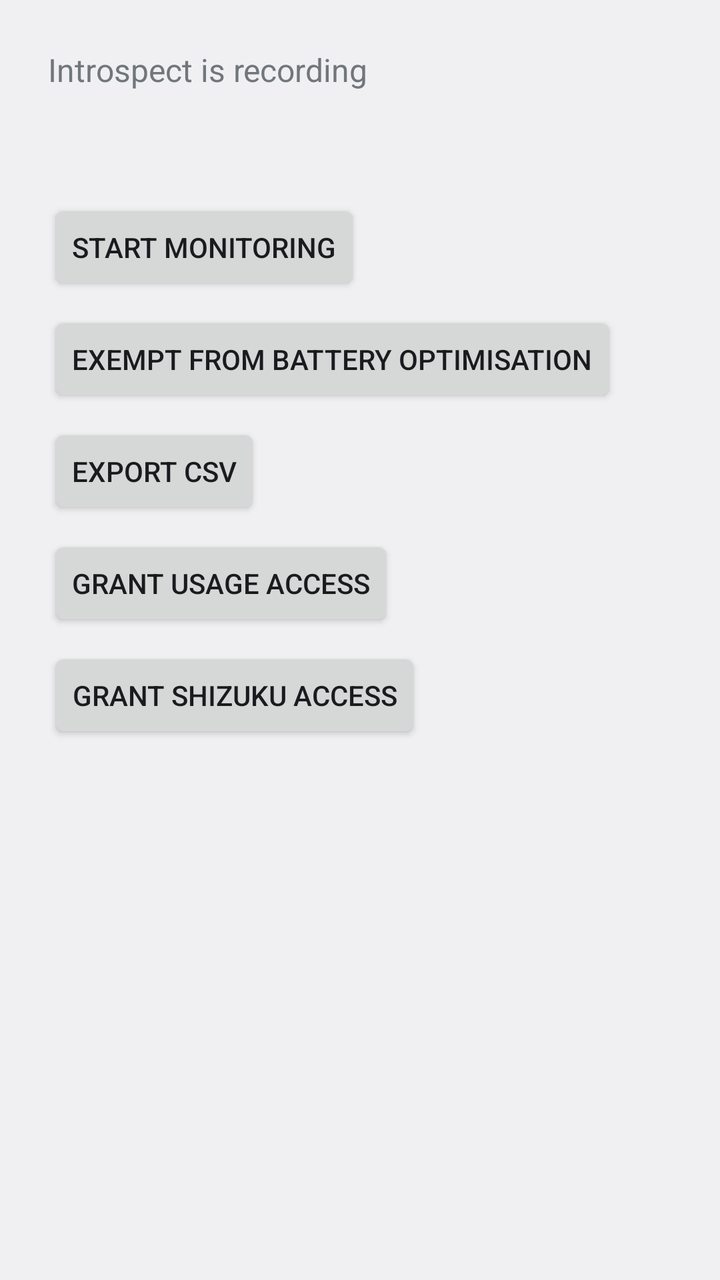
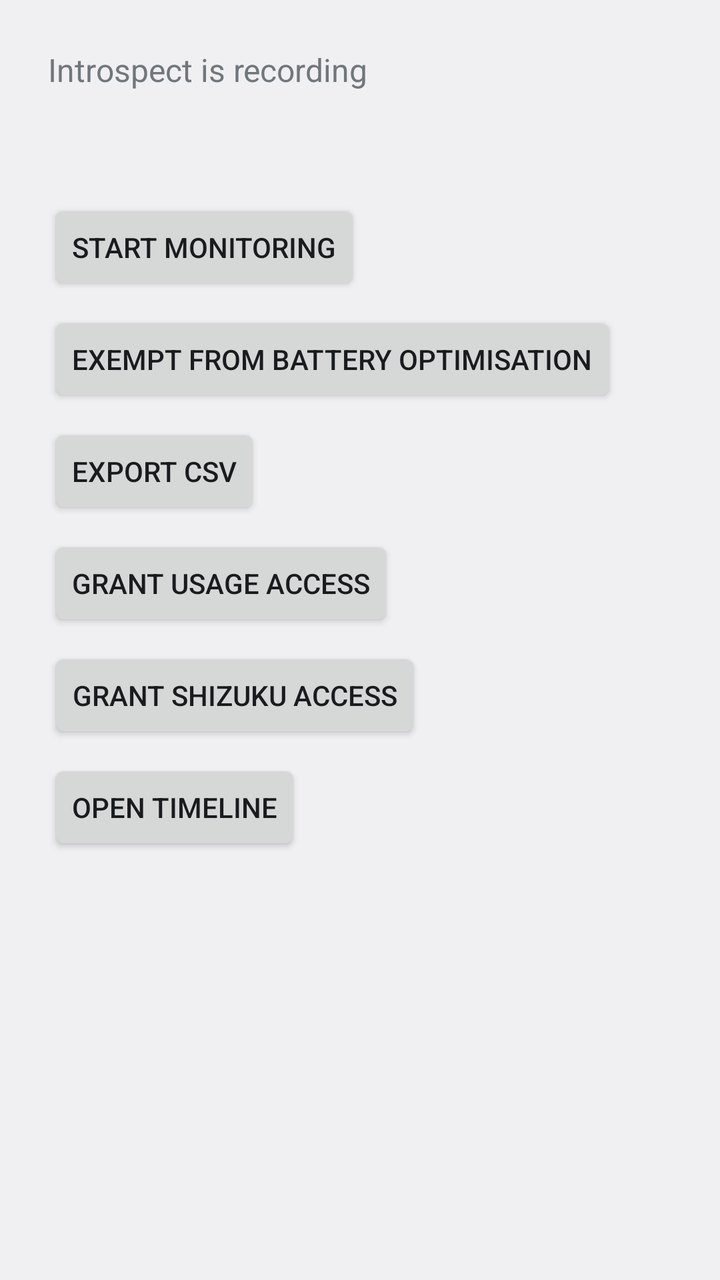

Two renders of the same Android screen: before a commit and after it. Below are the layout's source before the change and the commit's diff.
<!-- AndroidManifest.xml: application theme android:Theme.DeviceDefault.DayNight -->
<!-- res/layout/activity_main.xml -->
<?xml version="1.0" encoding="utf-8"?>
<LinearLayout xmlns:android="http://schemas.android.com/apk/res/android"
    android:id="@+id/rootLayout"
    android:layout_width="match_parent"
    android:layout_height="match_parent"
    android:orientation="vertical"
    android:padding="24dp">

    
    <TextView
        android:id="@+id/serviceStatusText"
        android:layout_width="match_parent"
        android:layout_height="wrap_content"
        android:textSize="16sp"
        android:minLines="3"
        android:text="@string/notification_title" />

    <Button
        android:id="@+id/toggleServiceButton"
        android:layout_width="wrap_content"
        android:layout_height="wrap_content"
        android:layout_marginTop="16dp"
        android:text="@string/start_service" />

    <Button
        android:id="@+id/batteryExemptionButton"
        android:layout_width="wrap_content"
        android:layout_height="wrap_content"
        android:layout_marginTop="8dp"
        android:text="@string/request_battery_exemption" />

    <Button
        android:id="@+id/exportButton"
        android:layout_width="wrap_content"
        android:layout_height="wrap_content"
        android:layout_marginTop="8dp"
        android:text="@string/export_csv" />

    <Button
        android:id="@+id/usageAccessButton"
        android:layout_width="wrap_content"
        android:layout_height="wrap_content"
        android:layout_marginTop="8dp"
        android:text="@string/grant_usage_access" />

    <Button
        android:id="@+id/shizukuAccessButton"
        android:layout_width="wrap_content"
        android:layout_height="wrap_content"
        android:layout_marginTop="8dp"
        android:text="@string/grant_shizuku_access" />

    <TextView
        android:id="@+id/tierStatusText"
        android:layout_width="match_parent"
        android:layout_height="wrap_content"
        android:layout_marginTop="24dp"
        android:fontFamily="monospace"
        android:textSize="13sp" />

</LinearLayout>
<!-- resources referenced by this layout -->
<resources>
  <string name="export_csv">Export CSV</string>
  <string name="grant_shizuku_access">Grant Shizuku access</string>
  <string name="grant_usage_access">Grant usage access</string>
  <string name="notification_title">Introspect is recording</string>
  <string name="request_battery_exemption">Exempt from battery optimisation</string>
  <string name="start_service">Start monitoring</string>
</resources>

<!-- the commit's change to res/layout/activity_main.xml (unified diff, before → after) -->
@@ -50,6 +50,13 @@
         android:layout_marginTop="8dp"
         android:text="@string/grant_shizuku_access" />
 
+    <Button
+        android:id="@+id/openTimelineButton"
+        android:layout_width="wrap_content"
+        android:layout_height="wrap_content"
+        android:layout_marginTop="8dp"
+        android:text="@string/open_timeline" />
+
     <TextView
         android:id="@+id/tierStatusText"
         android:layout_width="match_parent"
<!-- resource entries referenced after the edit -->
@@ -4,6 +4,7 @@
   <string name="grant_shizuku_access">Grant Shizuku access</string>
   <string name="grant_usage_access">Grant usage access</string>
   <string name="notification_title">Introspect is recording</string>
+  <string name="open_timeline">Open timeline</string>
   <string name="request_battery_exemption">Exempt from battery optimisation</string>
   <string name="start_service">Start monitoring</string>
 </resources>
